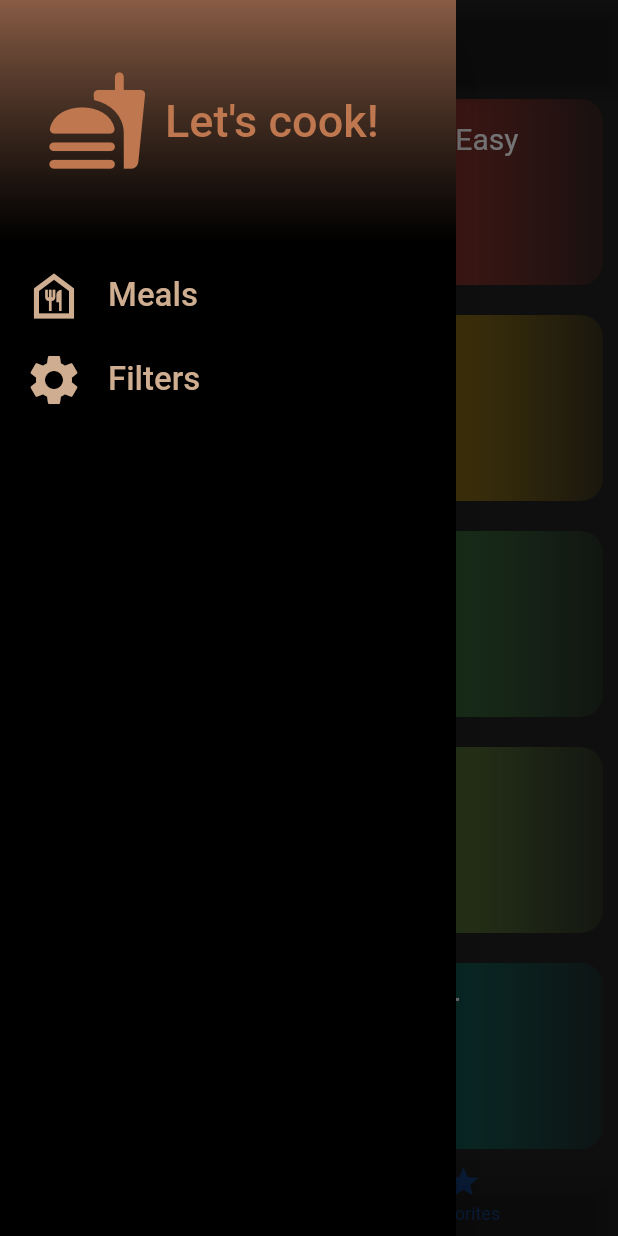
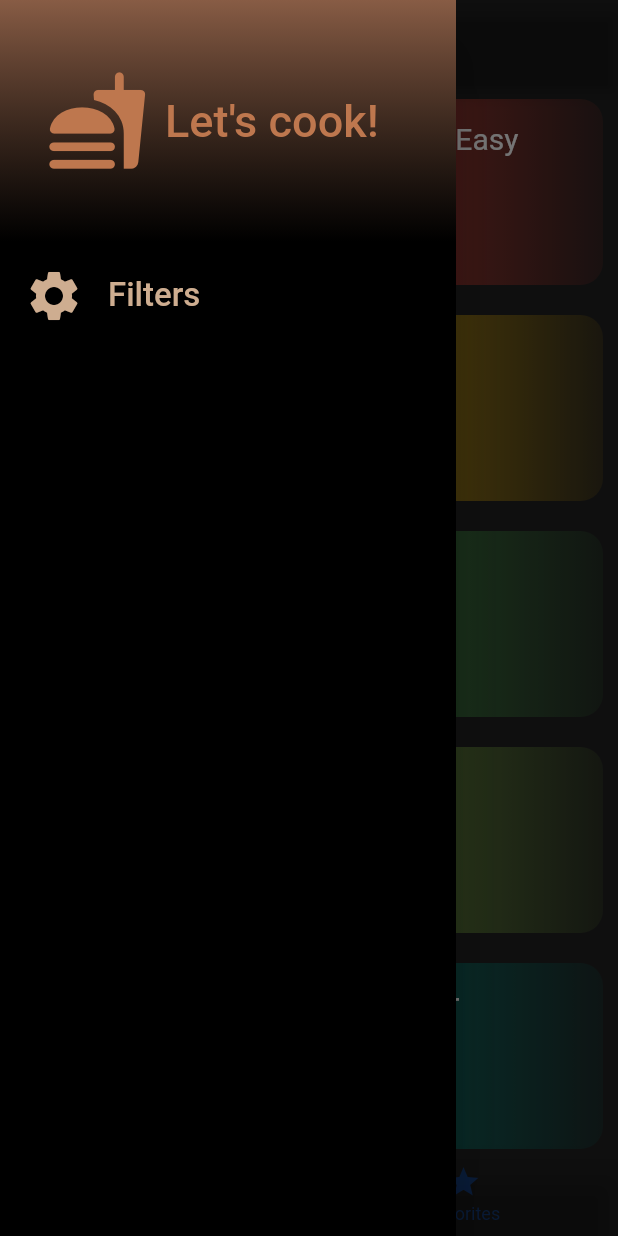
Before and after one commit to MobinAssari/Meals-App-, a Flutter app: the screen it shows after launch, with the side drawer open, on a phone screen of 412 x 824 dp. Run offline on Flutter 3.47's test engine with Material 2 defaults, Android fonts, the phone set to English and light mode, and no system bars; our stand-ins replace transparent_image.

Commit message:
now can go to filter screen, filter screen is not prepared, meal item in drawer removed

```diff
--- a/lib/main.dart
+++ b/lib/main.dart
@@ -1,3 +1,4 @@
+
 import 'package:flutter/material.dart';
 import 'package:meals_app/screens/categories.dart';
 import 'package:meals_app/screens/tabs.dart';
--- a/lib/widgets/main_drawer.dart
+++ b/lib/widgets/main_drawer.dart
@@ -43,15 +43,6 @@ class MainDrawer extends StatelessWidget {
           ),
           ListTile(
             leading: const Icon(
-              Icons.food_bank_outlined,
-              size: 40,color: Color.fromARGB(
-                255, 206, 173, 144),
-            ),
-            title: const Text('Meals',style: TextStyle(color: Color.fromARGB(
-                255, 206, 173, 144),fontSize: 22),),onTap:(){ onSelectScreen('meals');},
-          ),
-          ListTile(
-            leading: const Icon(
               Icons.settings,
               size: 40,color: Color.fromARGB(
                 255, 206, 173, 144),
```
Also changed, not shown: lib/screens/filters.dart (added, +35 -0 lines), lib/screens/tabs.dart (+4 -4 lines).
